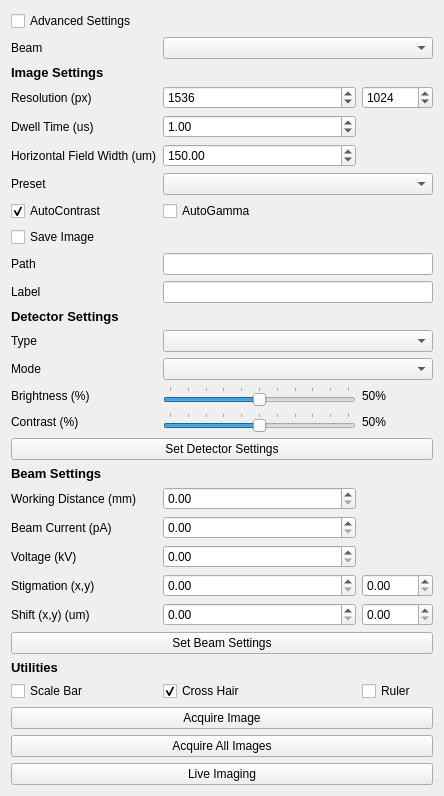
This is fibsem/ui/qtdesigner_files/ImageSettingsWidget.ui in DeMarcoLab/fibsem as Qt 5 draws it before an edit. The edited form follows.
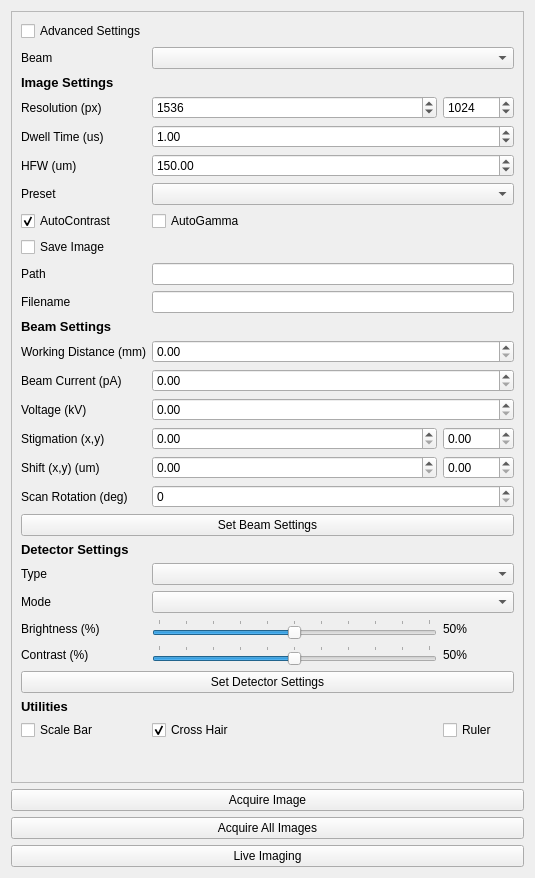
This is the edited form.

Commit message: apply configuration, scan rotation in ui

Patch:
```diff
--- a/fibsem/ui/qtdesigner_files/ImageSettingsWidget.ui
+++ b/fibsem/ui/qtdesigner_files/ImageSettingsWidget.ui
@@ -6,16 +6,51 @@
    <rect>
     <x>0</x>
     <y>0</y>
-    <width>444</width>
-    <height>765</height>
+    <width>535</width>
+    <height>878</height>
    </rect>
   </property>
   <property name="windowTitle">
    <string>Form</string>
   </property>
   <layout class="QGridLayout" name="gridLayout">
-   <item row="13" column="0">
-    <widget class="QLabel" name="label">
+   <item row="29" column="0" colspan="2">
+    <widget class="QPushButton" name="pushButton_take_image">
+     <property name="text">
+      <string>Acquire Image</string>
+     </property>
+    </widget>
+   </item>
+   <item row="30" column="0" colspan="2">
+    <widget class="QPushButton" name="pushButton_take_all_images">
+     <property name="text">
+      <string>Acquire All Images</string>
+     </property>
+    </widget>
+   </item>
+   <item row="1" column="0" colspan="2">
+    <widget class="QScrollArea" name="scrollArea">
+     <property name="minimumSize">
+      <size>
+       <width>0</width>
+       <height>0</height>
+      </size>
+     </property>
+     <property name="widgetResizable">
+      <bool>true</bool>
+     </property>
+     <widget class="QWidget" name="scrollAreaWidgetContents">
+      <property name="geometry">
+       <rect>
+        <x>0</x>
+        <y>-46</y>
+        <width>501</width>
+        <height>811</height>
+       </rect>
+      </property>
+      <layout class="QGridLayout" name="gridLayout_2">
+       <item row="26" column="0" colspan="3">
+        <widget class="QLabel" name="label_detector_header">
      <property name="font">
       <font>
        <pointsize>10</pointsize>
@@ -28,14 +63,79 @@
      </property>
     </widget>
    </item>
-   <item row="21" column="1">
-    <widget class="QDoubleSpinBox" name="beam_current">
+       <item row="30" column="0">
+        <widget class="QLabel" name="label_detector_contrast">
+         <property name="text">
+          <string>Contrast (%)</string>
+         </property>
+        </widget>
+       </item>
+       <item row="23" column="0">
+        <widget class="QLabel" name="label_shift">
+         <property name="text">
+          <string>Shift (x,y) (um)</string>
+         </property>
+        </widget>
+       </item>
+       <item row="5" column="1" colspan="2">
+        <widget class="QDoubleSpinBox" name="doubleSpinBox_image_hfw">
      <property name="maximum">
-      <double>1000.000000000000000</double>
-     </property>
-    </widget>
-   </item>
-   <item row="16" column="1">
+          <double>100000000.000000000000000</double>
+         </property>
+         <property name="singleStep">
+          <double>0.100000000000000</double>
+         </property>
+         <property name="value">
+          <double>150.000000000000000</double>
+         </property>
+        </widget>
+       </item>
+       <item row="2" column="0" colspan="3">
+        <widget class="QLabel" name="label_title">
+         <property name="font">
+          <font>
+           <pointsize>10</pointsize>
+           <weight>75</weight>
+           <bold>true</bold>
+          </font>
+         </property>
+         <property name="text">
+          <string>Image Settings</string>
+         </property>
+        </widget>
+       </item>
+       <item row="33" column="0">
+        <widget class="QLabel" name="label_utils_header">
+         <property name="font">
+          <font>
+           <pointsize>10</pointsize>
+           <weight>75</weight>
+           <bold>true</bold>
+          </font>
+         </property>
+         <property name="text">
+          <string>Utilities</string>
+         </property>
+        </widget>
+       </item>
+       <item row="34" column="1">
+        <widget class="QCheckBox" name="crosshair_checkbox">
+         <property name="text">
+          <string>Cross Hair</string>
+         </property>
+         <property name="checked">
+          <bool>true</bool>
+         </property>
+        </widget>
+       </item>
+       <item row="8" column="0" colspan="3">
+        <widget class="QCheckBox" name="checkBox_image_save_image">
+         <property name="text">
+          <string>Save Image</string>
+         </property>
+        </widget>
+       </item>
+       <item row="29" column="1">
     <widget class="QSlider" name="detector_brightness_slider">
      <property name="maximum">
       <number>100</number>
@@ -57,34 +157,69 @@
      </property>
     </widget>
    </item>
-   <item row="0" column="0">
+       <item row="27" column="0">
+        <widget class="QLabel" name="label_detector_type">
+         <property name="text">
+          <string>Type</string>
+         </property>
+        </widget>
+       </item>
+       <item row="31" column="0" colspan="3">
+        <widget class="QPushButton" name="set_detector_button">
+         <property name="text">
+          <string>Set Detector Settings</string>
+         </property>
+        </widget>
+       </item>
+       <item row="30" column="1">
+        <widget class="QSlider" name="detector_contrast_slider">
+         <property name="maximum">
+          <number>100</number>
+         </property>
+         <property name="sliderPosition">
+          <number>50</number>
+         </property>
+         <property name="orientation">
+          <enum>Qt::Horizontal</enum>
+         </property>
+         <property name="tickPosition">
+          <enum>QSlider::TicksAbove</enum>
+         </property>
+         <property name="tickInterval">
+          <number>10</number>
+         </property>
+        </widget>
+       </item>
+       <item row="5" column="0">
+        <widget class="QLabel" name="label_image_hfw">
+         <property name="text">
+          <string>HFW (um)</string>
+         </property>
+        </widget>
+       </item>
+       <item row="28" column="0">
+        <widget class="QLabel" name="label_detector_mode">
+         <property name="text">
+          <string>Mode</string>
+         </property>
+        </widget>
+       </item>
+       <item row="11" column="0">
+        <widget class="QLabel" name="label_image_label">
+         <property name="text">
+          <string>Filename</string>
+         </property>
+        </widget>
+       </item>
+       <item row="0" column="0" colspan="2">
     <widget class="QCheckBox" name="checkBox_advanced_settings">
      <property name="text">
       <string>Advanced Settings</string>
      </property>
     </widget>
    </item>
-   <item row="5" column="2">
-    <widget class="QSpinBox" name="spinBox_resolution_y">
-     <property name="minimum">
-      <number>1</number>
-     </property>
-     <property name="maximum">
-      <number>999999999</number>
-     </property>
-     <property name="value">
-      <number>1024</number>
-     </property>
-    </widget>
-   </item>
-   <item row="14" column="1" colspan="2">
-    <widget class="QComboBox" name="detector_type_combobox"/>
-   </item>
-   <item row="8" column="1" colspan="2">
-    <widget class="QComboBox" name="comboBox_presets"/>
-   </item>
-   <item row="3" column="0">
-    <widget class="QLabel" name="label_title">
+       <item row="18" column="0" colspan="3">
+        <widget class="QLabel" name="label_beam_header">
      <property name="font">
       <font>
        <pointsize>10</pointsize>
@@ -93,32 +228,45 @@
       </font>
      </property>
      <property name="text">
-      <string>Image Settings</string>
+          <string>Beam Settings</string>
      </property>
     </widget>
    </item>
-   <item row="22" column="0">
-    <widget class="QLabel" name="label_beam_voltage">
-     <property name="text">
-      <string>Voltage (kV)</string>
-     </property>
-    </widget>
-   </item>
-   <item row="24" column="2">
-    <widget class="QDoubleSpinBox" name="shift_y">
+       <item row="22" column="2">
+        <widget class="QDoubleSpinBox" name="stigmation_y">
      <property name="maximum">
       <double>1000.000000000000000</double>
      </property>
     </widget>
    </item>
-   <item row="26" column="1" colspan="2">
-    <widget class="QLabel" name="ion_ruler_label">
+       <item row="3" column="1">
+        <widget class="QSpinBox" name="spinBox_resolution_x">
+         <property name="minimum">
+          <number>1</number>
+         </property>
+         <property name="maximum">
+          <number>999999999</number>
+         </property>
+         <property name="value">
+          <number>1536</number>
+         </property>
+        </widget>
+       </item>
+       <item row="19" column="0">
+        <widget class="QLabel" name="label_beam_working_distance">
      <property name="text">
-      <string/>
+          <string>Working Distance (mm)</string>
      </property>
     </widget>
    </item>
-   <item row="9" column="0">
+       <item row="34" column="0">
+        <widget class="QCheckBox" name="scalebar_checkbox">
+         <property name="text">
+          <string>Scale Bar</string>
+         </property>
+        </widget>
+       </item>
+       <item row="7" column="0">
     <widget class="QCheckBox" name="checkBox_image_use_autocontrast">
      <property name="text">
       <string>AutoContrast</string>
@@ -128,34 +276,28 @@
      </property>
     </widget>
    </item>
-   <item row="30" column="0" colspan="3">
-    <widget class="QPushButton" name="pushButton_take_all_images">
+       <item row="20" column="0">
+        <widget class="QLabel" name="label_beam_current">
      <property name="text">
-      <string>Acquire All Images</string>
+          <string>Beam Current (pA)</string>
      </property>
     </widget>
    </item>
-   <item row="23" column="1">
-    <widget class="QDoubleSpinBox" name="stigmation_x">
+       <item row="34" column="2">
+        <widget class="QCheckBox" name="ion_ruler_checkBox">
+         <property name="text">
+          <string>Ruler </string>
+         </property>
+        </widget>
+       </item>
+       <item row="24" column="1" colspan="2">
+        <widget class="QSpinBox" name="spinBox_beam_scan_rotation">
      <property name="maximum">
-      <double>1000.000000000000000</double>
+          <number>360</number>
      </property>
     </widget>
    </item>
-   <item row="27" column="1">
-    <widget class="QCheckBox" name="crosshair_checkbox">
-     <property name="text">
-      <string>Cross Hair</string>
-     </property>
-     <property name="checked">
-      <bool>true</bool>
-     </property>
-    </widget>
-   </item>
-   <item row="15" column="1" colspan="2">
-    <widget class="QComboBox" name="detector_mode_combobox"/>
-   </item>
-   <item row="6" column="1">
+       <item row="4" column="1" colspan="2">
     <widget class="QDoubleSpinBox" name="doubleSpinBox_image_dwell_time">
      <property name="maximum">
       <double>10000000000000.000000000000000</double>
@@ -168,138 +310,157 @@
      </property>
     </widget>
    </item>
-   <item row="16" column="0">
-    <widget class="QLabel" name="label_4">
+       <item row="25" column="0" colspan="3">
+        <widget class="QPushButton" name="button_set_beam_settings">
+         <property name="text">
+          <string>Set Beam Settings</string>
+         </property>
+        </widget>
+       </item>
+       <item row="1" column="1" colspan="2">
+        <widget class="QComboBox" name="selected_beam"/>
+       </item>
+       <item row="23" column="2">
+        <widget class="QDoubleSpinBox" name="shift_y">
+         <property name="maximum">
+          <double>1000.000000000000000</double>
+         </property>
+        </widget>
+       </item>
+       <item row="6" column="1" colspan="2">
+        <widget class="QComboBox" name="comboBox_presets"/>
+       </item>
+       <item row="22" column="0">
+        <widget class="QLabel" name="label_stigmation">
+         <property name="text">
+          <string>Stigmation (x,y)</string>
+         </property>
+        </widget>
+       </item>
+       <item row="27" column="1" colspan="2">
+        <widget class="QComboBox" name="detector_type_combobox"/>
+       </item>
+       <item row="4" column="0">
+        <widget class="QLabel" name="label_image_dwell_time">
+         <property name="text">
+          <string>Dwell Time (us)</string>
+         </property>
+        </widget>
+       </item>
+       <item row="6" column="0">
+        <widget class="QLabel" name="label_presets">
+         <property name="text">
+          <string>Preset</string>
+         </property>
+        </widget>
+       </item>
+       <item row="24" column="0">
+        <widget class="QLabel" name="label_beam_scan_rotation">
+         <property name="text">
+          <string>Scan Rotation (deg)</string>
+         </property>
+        </widget>
+       </item>
+       <item row="29" column="0">
+        <widget class="QLabel" name="label_detector_brightness">
      <property name="text">
       <string>Brightness (%)</string>
      </property>
     </widget>
    </item>
-   <item row="20" column="0">
-    <widget class="QLabel" name="label_7">
-     <property name="text">
-      <string>Working Distance (mm)</string>
-     </property>
-    </widget>
-   </item>
-   <item row="9" column="1" colspan="2">
+       <item row="7" column="1">
     <widget class="QCheckBox" name="checkBox_image_use_autogamma">
      <property name="text">
       <string>AutoGamma</string>
      </property>
     </widget>
    </item>
-   <item row="12" column="0">
-    <widget class="QLabel" name="label_image_label">
+       <item row="10" column="1" colspan="2">
+        <widget class="QLineEdit" name="lineEdit_image_path"/>
+       </item>
+       <item row="29" column="2">
+        <widget class="QLabel" name="detector_brightness_label">
      <property name="text">
-      <string>Label</string>
+          <string>50%</string>
+         </property>
+        </widget>
+       </item>
+       <item row="3" column="2">
+        <widget class="QSpinBox" name="spinBox_resolution_y">
+         <property name="minimum">
+          <number>1</number>
+         </property>
+         <property name="maximum">
+          <number>999999999</number>
+         </property>
+         <property name="value">
+          <number>1024</number>
      </property>
     </widget>
    </item>
    <item row="10" column="0">
-    <widget class="QCheckBox" name="checkBox_image_save_image">
+        <widget class="QLabel" name="label_image_save_path">
      <property name="text">
-      <string>Save Image</string>
-     </property>
-    </widget>
-   </item>
-   <item row="23" column="2">
-    <widget class="QDoubleSpinBox" name="stigmation_y">
-     <property name="maximum">
-      <double>1000.000000000000000</double>
-     </property>
-    </widget>
-   </item>
-   <item row="8" column="0">
-    <widget class="QLabel" name="label_presets">
-     <property name="text">
-      <string>Preset</string>
-     </property>
-    </widget>
-   </item>
-   <item row="17" column="2">
-    <widget class="QLabel" name="detector_contrast_label">
-     <property name="text">
-      <string>50%</string>
-     </property>
-    </widget>
-   </item>
-   <item row="19" column="0">
-    <widget class="QLabel" name="label_6">
-     <property name="font">
-      <font>
-       <pointsize>10</pointsize>
-       <weight>75</weight>
-       <bold>true</bold>
-      </font>
-     </property>
-     <property name="text">
-      <string>Beam Settings</string>
-     </property>
-    </widget>
-   </item>
-   <item row="5" column="1">
-    <widget class="QSpinBox" name="spinBox_resolution_x">
-     <property name="minimum">
-      <number>1</number>
-     </property>
-     <property name="maximum">
-      <number>999999999</number>
-     </property>
-     <property name="value">
-      <number>1536</number>
-     </property>
-    </widget>
-   </item>
-   <item row="7" column="0">
-    <widget class="QLabel" name="label_image_hfw">
-     <property name="text">
-      <string>Horizontal Field Width (um)</string>
-     </property>
-    </widget>
-   </item>
-   <item row="6" column="0">
-    <widget class="QLabel" name="label_image_dwell_time">
-     <property name="text">
-      <string>Dwell Time (us)</string>
-     </property>
-    </widget>
-   </item>
-   <item row="20" column="1">
-    <widget class="QDoubleSpinBox" name="working_distance">
-     <property name="maximum">
-      <double>1000.000000000000000</double>
+          <string>Path</string>
      </property>
     </widget>
    </item>
    <item row="11" column="1" colspan="2">
-    <widget class="QLineEdit" name="lineEdit_image_path"/>
-   </item>
-   <item row="21" column="0">
-    <widget class="QLabel" name="label_9">
-     <property name="text">
-      <string>Beam Current (pA)</string>
-     </property>
-    </widget>
-   </item>
-   <item row="12" column="1" colspan="2">
     <widget class="QLineEdit" name="lineEdit_image_label"/>
    </item>
+       <item row="28" column="1" colspan="2">
+        <widget class="QComboBox" name="detector_mode_combobox"/>
+       </item>
+       <item row="3" column="0">
+        <widget class="QLabel" name="label_image_resolution">
+         <property name="text">
+          <string>Resolution (px)</string>
+         </property>
+        </widget>
+       </item>
    <item row="22" column="1">
-    <widget class="QDoubleSpinBox" name="beam_voltage">
+        <widget class="QDoubleSpinBox" name="stigmation_x">
      <property name="maximum">
-      <double>100000.000000000000000</double>
+          <double>1000.000000000000000</double>
      </property>
     </widget>
    </item>
-   <item row="24" column="1">
+       <item row="30" column="2">
+        <widget class="QLabel" name="detector_contrast_label">
+         <property name="text">
+          <string>50%</string>
+         </property>
+        </widget>
+       </item>
+       <item row="21" column="0">
+        <widget class="QLabel" name="label_beam_voltage">
+         <property name="text">
+          <string>Voltage (kV)</string>
+         </property>
+        </widget>
+       </item>
+       <item row="23" column="1">
     <widget class="QDoubleSpinBox" name="shift_x">
      <property name="maximum">
       <double>1000.000000000000000</double>
      </property>
     </widget>
    </item>
-   <item row="32" column="0" colspan="3">
+       <item row="1" column="0">
+        <widget class="QLabel" name="label_beam_type">
+         <property name="text">
+          <string>Beam</string>
+         </property>
+        </widget>
+       </item>
+       <item row="33" column="1" colspan="2">
+        <widget class="QLabel" name="ion_ruler_label">
+         <property name="text">
+          <string/>
+         </property>
+        </widget>
+       </item>
+       <item row="35" column="0" colspan="2">
     <spacer name="verticalSpacer">
      <property name="orientation">
       <enum>Qt::Vertical</enum>
@@ -312,173 +473,38 @@
      </property>
     </spacer>
    </item>
-   <item row="11" column="0">
-    <widget class="QLabel" name="label_image_save_path">
-     <property name="text">
-      <string>Path</string>
+       <item row="19" column="1" colspan="2">
+        <widget class="QDoubleSpinBox" name="working_distance">
+         <property name="maximum">
+          <double>1000.000000000000000</double>
      </property>
     </widget>
    </item>
-   <item row="14" column="0">
-    <widget class="QLabel" name="label_detector_type">
-     <property name="text">
-      <string>Type</string>
+       <item row="20" column="1" colspan="2">
+        <widget class="QDoubleSpinBox" name="beam_current">
+         <property name="maximum">
+          <double>1000.000000000000000</double>
      </property>
     </widget>
    </item>
-   <item row="5" column="0">
-    <widget class="QLabel" name="label_image_resolution">
-     <property name="text">
-      <string>Resolution (px)</string>
+       <item row="21" column="1" colspan="2">
+        <widget class="QDoubleSpinBox" name="beam_voltage">
+         <property name="maximum">
+          <double>100000.000000000000000</double>
      </property>
     </widget>
    </item>
-   <item row="16" column="2">
-    <widget class="QLabel" name="detector_brightness_label">
-     <property name="text">
-      <string>50%</string>
-     </property>
-    </widget>
+      </layout>
+     </widget>
+    </widget>
    </item>
-   <item row="31" column="0" colspan="3">
+   <item row="31" column="0" colspan="2">
     <widget class="QPushButton" name="pushButton_live_imaging">
      <property name="text">
       <string>Live Imaging</string>
      </property>
     </widget>
    </item>
-   <item row="15" column="0">
-    <widget class="QLabel" name="label_detector_mode">
-     <property name="text">
-      <string>Mode</string>
-     </property>
-    </widget>
-   </item>
-   <item row="17" column="1">
-    <widget class="QSlider" name="detector_contrast_slider">
-     <property name="maximum">
-      <number>100</number>
-     </property>
-     <property name="sliderPosition">
-      <number>50</number>
-     </property>
-     <property name="orientation">
-      <enum>Qt::Horizontal</enum>
-     </property>
-     <property name="tickPosition">
-      <enum>QSlider::TicksAbove</enum>
-     </property>
-     <property name="tickInterval">
-      <number>10</number>
-     </property>
-    </widget>
-   </item>
-   <item row="28" column="0" colspan="3">
-    <spacer name="verticalSpacer_2">
-     <property name="orientation">
-      <enum>Qt::Vertical</enum>
-     </property>
-     <property name="sizeHint" stdset="0">
-      <size>
-       <width>20</width>
-       <height>40</height>
-      </size>
-     </property>
-    </spacer>
-   </item>
-   <item row="23" column="0">
-    <widget class="QLabel" name="label_stigmation">
-     <property name="text">
-      <string>Stigmation (x,y)</string>
-     </property>
-    </widget>
-   </item>
-   <item row="1" column="1" colspan="2">
-    <widget class="QComboBox" name="selected_beam"/>
-   </item>
-   <item row="1" column="0">
-    <widget class="QLabel" name="label_8">
-     <property name="text">
-      <string>Beam</string>
-     </property>
-    </widget>
-   </item>
-   <item row="29" column="0" colspan="3">
-    <widget class="QPushButton" name="pushButton_take_image">
-     <property name="text">
-      <string>Acquire Image</string>
-     </property>
-    </widget>
-   </item>
-   <item row="24" column="0">
-    <widget class="QLabel" name="label_shift">
-     <property name="text">
-      <string>Shift (x,y) (um)</string>
-     </property>
-    </widget>
-   </item>
-   <item row="27" column="0">
-    <widget class="QCheckBox" name="scalebar_checkbox">
-     <property name="text">
-      <string>Scale Bar</string>
-     </property>
-    </widget>
-   </item>
-   <item row="7" column="1">
-    <widget class="QDoubleSpinBox" name="doubleSpinBox_image_hfw">
-     <property name="maximum">
-      <double>100000000.000000000000000</double>
-     </property>
-     <property name="singleStep">
-      <double>0.100000000000000</double>
-     </property>
-     <property name="value">
-      <double>150.000000000000000</double>
-     </property>
-    </widget>
-   </item>
-   <item row="17" column="0">
-    <widget class="QLabel" name="label_5">
-     <property name="text">
-      <string>Contrast (%)</string>
-     </property>
-    </widget>
-   </item>
-   <item row="27" column="2">
-    <widget class="QCheckBox" name="ion_ruler_checkBox">
-     <property name="text">
-      <string>Ruler </string>
-     </property>
-    </widget>
-   </item>
-   <item row="18" column="0" colspan="3">
-    <widget class="QPushButton" name="set_detector_button">
-     <property name="text">
-      <string>Set Detector Settings</string>
-     </property>
-    </widget>
-   </item>
-   <item row="25" column="0" colspan="3">
-    <widget class="QPushButton" name="button_set_beam_settings">
-     <property name="text">
-      <string>Set Beam Settings</string>
-     </property>
-    </widget>
-   </item>
-   <item row="26" column="0">
-    <widget class="QLabel" name="label_2">
-     <property name="font">
-      <font>
-       <pointsize>10</pointsize>
-       <weight>75</weight>
-       <bold>true</bold>
-      </font>
-     </property>
-     <property name="text">
-      <string>Utilities</string>
-     </property>
-    </widget>
-   </item>
   </layout>
  </widget>
  <tabstops>
```
Left out of the diff: 24 changed lines with no effect on the pictures. Lines whose indentation alone changed are shown as unchanged. The commit also changes 8 other files.
